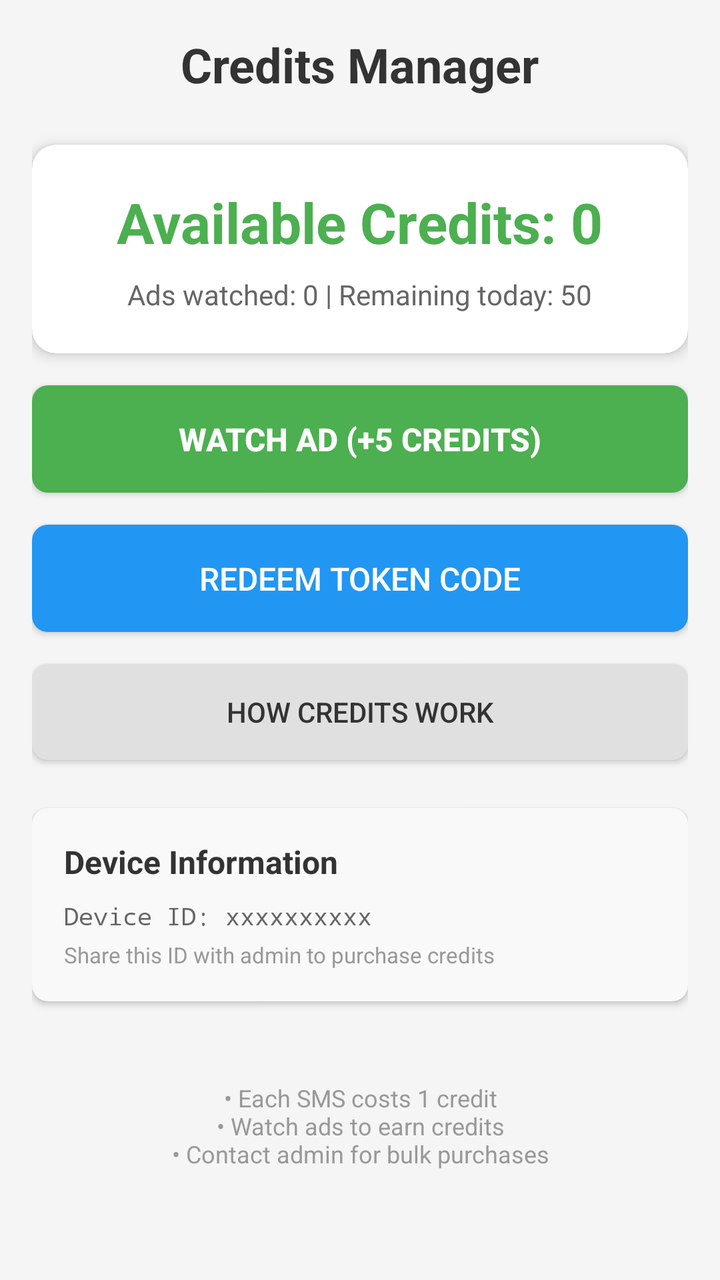
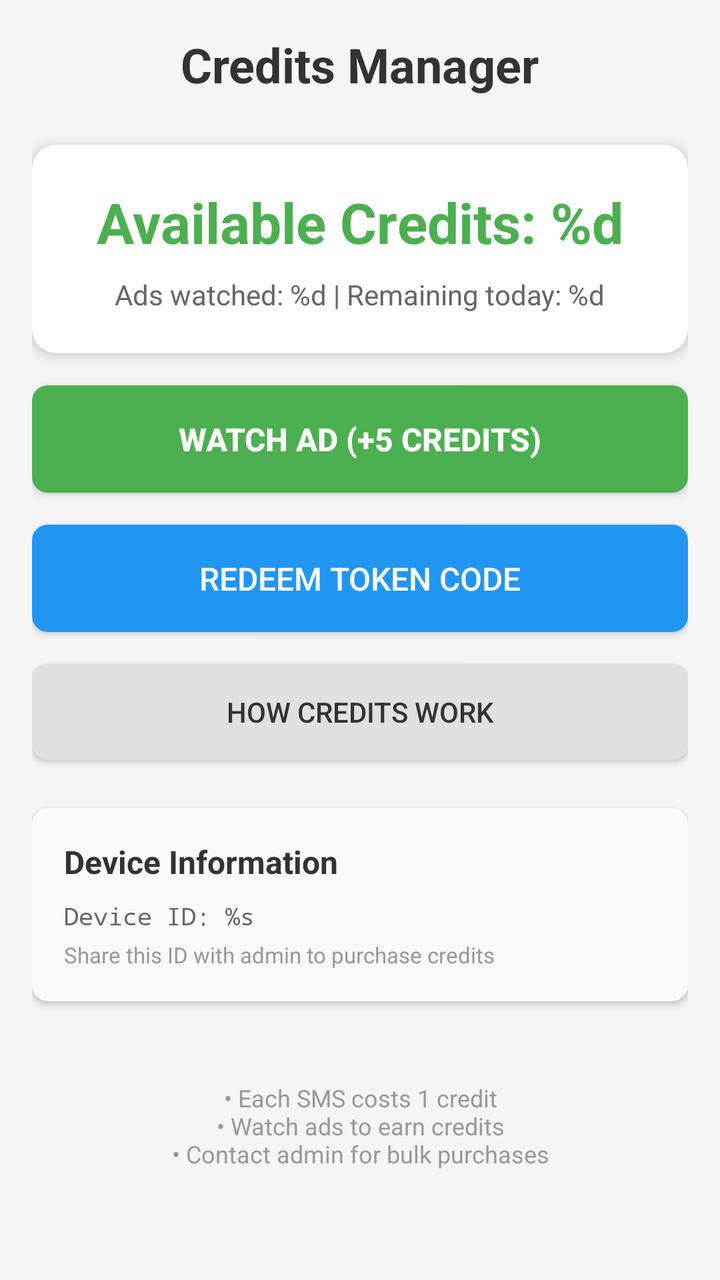

An Android layout rendered at two revisions. The XML below is the earlier revision; the diff shows what the commit changed to produce the second picture.
<!-- AndroidManifest.xml: application theme Theme.GetSMS -->
<!-- res/layout/activity_credits.xml -->
<?xml version="1.0" encoding="utf-8"?>
<ScrollView xmlns:android="http://schemas.android.com/apk/res/android"
    xmlns:app="http://schemas.android.com/apk/res-auto"
    android:layout_width="match_parent"
    android:layout_height="match_parent"
    android:padding="16dp"
    android:background="#F5F5F5">

    <LinearLayout
        android:layout_width="match_parent"
        android:layout_height="wrap_content"
        android:orientation="vertical"
        android:gravity="center_horizontal">

        
        <TextView
            android:layout_width="wrap_content"
            android:layout_height="wrap_content"
            android:text="Credits Manager"
            android:textSize="24sp"
            android:textStyle="bold"
            android:textColor="#333333"
            android:layout_marginBottom="24dp" />

        
        <androidx.cardview.widget.CardView
            android:layout_width="match_parent"
            android:layout_height="wrap_content"
            android:layout_marginBottom="16dp"
            app:cardCornerRadius="12dp"
            app:cardElevation="4dp"
            app:cardBackgroundColor="#FFFFFF">

            <LinearLayout
                android:layout_width="match_parent"
                android:layout_height="wrap_content"
                android:orientation="vertical"
                android:padding="20dp"
                android:gravity="center">

                <TextView
                    android:id="@+id/tvCredits"
                    android:layout_width="wrap_content"
                    android:layout_height="wrap_content"
                    android:text="Available Credits: 0"
                    android:textSize="28sp"
                    android:textStyle="bold"
                    android:textColor="#4CAF50"
                    android:layout_marginBottom="8dp" />

                <TextView
                    android:id="@+id/tvAdStats"
                    android:layout_width="wrap_content"
                    android:layout_height="wrap_content"
                    android:text="Ads watched: 0 | Remaining today: 50"
                    android:textSize="14sp"
                    android:textColor="#666666" />

            </LinearLayout>

        </androidx.cardview.widget.CardView>

        
        <TextView
            android:id="@+id/tvCooldownTimer"
            android:layout_width="wrap_content"
            android:layout_height="wrap_content"
            android:text="Next ad in: 30s"
            android:textSize="14sp"
            android:textColor="#FF9800"
            android:textStyle="bold"
            android:visibility="gone"
            android:layout_marginBottom="8dp" />

        
        <Button
            android:id="@+id/btnWatchAd"
            android:layout_width="match_parent"
            android:layout_height="wrap_content"
            android:text="Watch Ad (+5 Credits)"
            android:textSize="16sp"
            android:textStyle="bold"
            android:padding="16dp"
            android:layout_marginBottom="16dp"
            android:background="@drawable/button_rounded_green"
            android:textColor="#FFFFFF" />

        
        <Button
            android:id="@+id/btnRedeemToken"
            android:layout_width="match_parent"
            android:layout_height="wrap_content"
            android:text="Redeem Token Code"
            android:textSize="16sp"
            android:padding="16dp"
            android:layout_marginBottom="16dp"
            android:background="@drawable/button_rounded_blue"
            android:textColor="#FFFFFF" />

        
        <Button
            android:id="@+id/btnInfo"
            android:layout_width="match_parent"
            android:layout_height="wrap_content"
            android:text="How Credits Work"
            android:textSize="14sp"
            android:padding="12dp"
            android:layout_marginBottom="24dp"
            android:background="@drawable/button_rounded_gray"
            android:textColor="#333333" />

        
        <androidx.cardview.widget.CardView
            android:layout_width="match_parent"
            android:layout_height="wrap_content"
            android:layout_marginBottom="16dp"
            app:cardCornerRadius="8dp"
            app:cardElevation="2dp"
            app:cardBackgroundColor="#F9F9F9">

            <LinearLayout
                android:layout_width="match_parent"
                android:layout_height="wrap_content"
                android:orientation="vertical"
                android:padding="16dp">

                <TextView
                    android:layout_width="wrap_content"
                    android:layout_height="wrap_content"
                    android:text="Device Information"
                    android:textSize="16sp"
                    android:textStyle="bold"
                    android:textColor="#333333"
                    android:layout_marginBottom="8dp" />

                <TextView
                    android:id="@+id/tvDeviceId"
                    android:layout_width="wrap_content"
                    android:layout_height="wrap_content"
                    android:text="Device ID: xxxxxxxxxx"
                    android:textSize="12sp"
                    android:textColor="#666666"
                    android:fontFamily="monospace" />

                <TextView
                    android:layout_width="wrap_content"
                    android:layout_height="wrap_content"
                    android:text="Share this ID with admin to purchase credits"
                    android:textSize="11sp"
                    android:textColor="#999999"
                    android:layout_marginTop="4dp" />

            </LinearLayout>

        </androidx.cardview.widget.CardView>

        
        <ProgressBar
            android:id="@+id/progressBar"
            android:layout_width="wrap_content"
            android:layout_height="wrap_content"
            android:layout_marginTop="16dp"
            android:visibility="gone" />

        
        <TextView
            android:layout_width="match_parent"
            android:layout_height="wrap_content"
            android:text="• Each SMS costs 1 credit\n• Watch ads to earn credits\n• Contact admin for bulk purchases"
            android:textSize="12sp"
            android:textColor="#999999"
            android:gravity="center"
            android:layout_marginTop="24dp" />

    </LinearLayout>

</ScrollView>
<!-- resources referenced by this layout -->
<resources>
  <!-- drawable button_rounded_blue (drawable) -->
  <?xml version="1.0" encoding="utf-8"?>
  <shape xmlns:android="http://schemas.android.com/apk/res/android">
      <solid android:color="#2196F3" />
      <corners android:radius="8dp" />
  </shape>
  <!-- drawable button_rounded_gray (drawable) -->
  <?xml version="1.0" encoding="utf-8"?>
  <shape xmlns:android="http://schemas.android.com/apk/res/android">
      <solid android:color="#E0E0E0" />
      <corners android:radius="8dp" />
  </shape>
  <!-- drawable button_rounded_green (drawable) -->
  <?xml version="1.0" encoding="utf-8"?>
  <shape xmlns:android="http://schemas.android.com/apk/res/android">
      <solid android:color="#4CAF50" />
      <corners android:radius="8dp" />
  </shape>
  <style name="Theme.GetSMS" parent="Theme.MaterialComponents.Light.NoActionBar.Bridge">
          
          <item name="colorPrimary">@color/purple_500</item>
          <item name="colorPrimaryVariant">@color/purple_700</item>
          <item name="colorOnPrimary">@color/white</item>
          
          <item name="colorSecondary">@color/teal_200</item>
          <item name="colorSecondaryVariant">@color/teal_700</item>
          <item name="colorOnSecondary">@color/black</item>
          
          <item name="android:statusBarColor" tools:targetApi="l">?attr/colorPrimaryVariant</item>
          
      </style>
  <color name="purple_500">#FF6200EE</color>
  <color name="purple_700">#FF3700B3</color>
  <color name="white">#FFFFFFFF</color>
  <color name="teal_200">#FF03DAC5</color>
  <color name="teal_700">#FF018786</color>
  <color name="black">#FF000000</color>
</resources>

<!-- the commit's change to res/layout/activity_credits.xml (unified diff, before → after) -->
@@ -16,7 +16,7 @@
         <TextView
             android:layout_width="wrap_content"
             android:layout_height="wrap_content"
-            android:text="Credits Manager"
+            android:text="@string/credits_manager"
             android:textSize="24sp"
             android:textStyle="bold"
             android:textColor="#333333"
@@ -42,7 +42,7 @@
                     android:id="@+id/tvCredits"
                     android:layout_width="wrap_content"
                     android:layout_height="wrap_content"
-                    android:text="Available Credits: 0"
+                    android:text="@string/available_credits"
                     android:textSize="28sp"
                     android:textStyle="bold"
                     android:textColor="#4CAF50"
@@ -52,7 +52,7 @@
                     android:id="@+id/tvAdStats"
                     android:layout_width="wrap_content"
                     android:layout_height="wrap_content"
-                    android:text="Ads watched: 0 | Remaining today: 50"
+                    android:text="@string/ads_watched"
                     android:textSize="14sp"
                     android:textColor="#666666" />
 
@@ -77,7 +77,7 @@
             android:id="@+id/btnWatchAd"
             android:layout_width="match_parent"
             android:layout_height="wrap_content"
-            android:text="Watch Ad (+5 Credits)"
+            android:text="@string/watch_ad"
             android:textSize="16sp"
             android:textStyle="bold"
             android:padding="16dp"
@@ -90,7 +90,7 @@
             android:id="@+id/btnRedeemToken"
             android:layout_width="match_parent"
             android:layout_height="wrap_content"
-            android:text="Redeem Token Code"
+            android:text="@string/redeem_token"
             android:textSize="16sp"
             android:padding="16dp"
             android:layout_marginBottom="16dp"
@@ -102,7 +102,7 @@
             android:id="@+id/btnInfo"
             android:layout_width="match_parent"
             android:layout_height="wrap_content"
-            android:text="How Credits Work"
+            android:text="@string/how_credits_work"
             android:textSize="14sp"
             android:padding="12dp"
             android:layout_marginBottom="24dp"
@@ -127,7 +127,7 @@
                 <TextView
                     android:layout_width="wrap_content"
                     android:layout_height="wrap_content"
-                    android:text="Device Information"
+                    android:text="@string/device_information"
                     android:textSize="16sp"
                     android:textStyle="bold"
                     android:textColor="#333333"
@@ -137,7 +137,7 @@
                     android:id="@+id/tvDeviceId"
                     android:layout_width="wrap_content"
                     android:layout_height="wrap_content"
-                    android:text="Device ID: xxxxxxxxxx"
+                    android:text="@string/device_id"
                     android:textSize="12sp"
                     android:textColor="#666666"
                     android:fontFamily="monospace" />
@@ -145,7 +145,7 @@
                 <TextView
                     android:layout_width="wrap_content"
                     android:layout_height="wrap_content"
-                    android:text="Share this ID with admin to purchase credits"
+                    android:text="@string/share_device_id"
                     android:textSize="11sp"
                     android:textColor="#999999"
                     android:layout_marginTop="4dp" />
@@ -166,7 +166,7 @@
         <TextView
             android:layout_width="match_parent"
             android:layout_height="wrap_content"
-            android:text="• Each SMS costs 1 credit\n• Watch ads to earn credits\n• Contact admin for bulk purchases"
+            android:text="@string/credit_info"
             android:textSize="12sp"
             android:textColor="#999999"
             android:gravity="center"
<!-- resource entries referenced after the edit -->
@@ -18,6 +18,16 @@
       <solid android:color="#4CAF50" />
       <corners android:radius="8dp" />
   </shape>
+  <string name="ads_watched">Ads watched: %d | Remaining today: %d</string>
+  <string name="available_credits">Available Credits: %d</string>
+  <string name="credit_info">• Each SMS costs 1 credit\n• Watch ads to earn credits\n• Contact admin for bulk purchases</string>
+  <string name="credits_manager">Credits Manager</string>
+  <string name="device_id">Device ID: %s</string>
+  <string name="device_information">Device Information</string>
+  <string name="how_credits_work">How Credits Work</string>
+  <string name="redeem_token">Redeem Token Code</string>
+  <string name="share_device_id">Share this ID with admin to purchase credits</string>
+  <string name="watch_ad">Watch Ad (+5 Credits)</string>
   <style name="Theme.GetSMS" parent="Theme.MaterialComponents.Light.NoActionBar.Bridge">
           
           <item name="colorPrimary">@color/purple_500</item>
